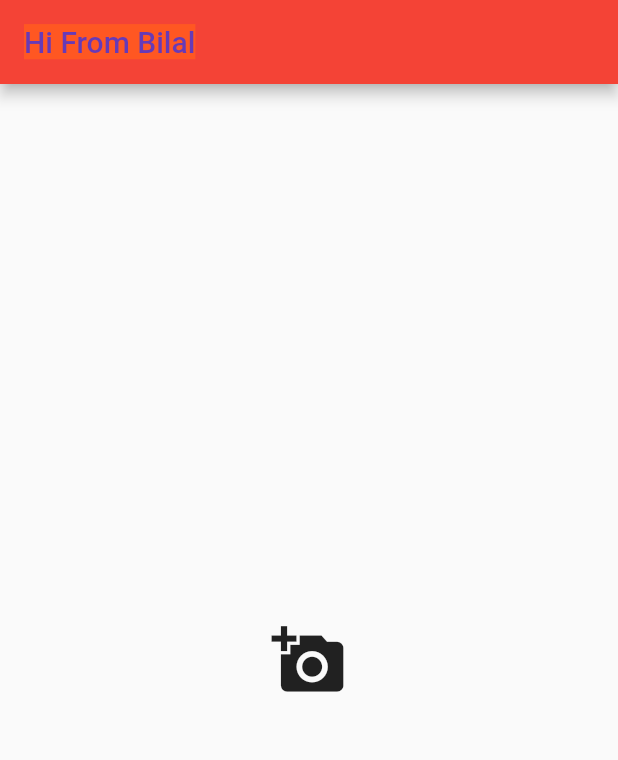
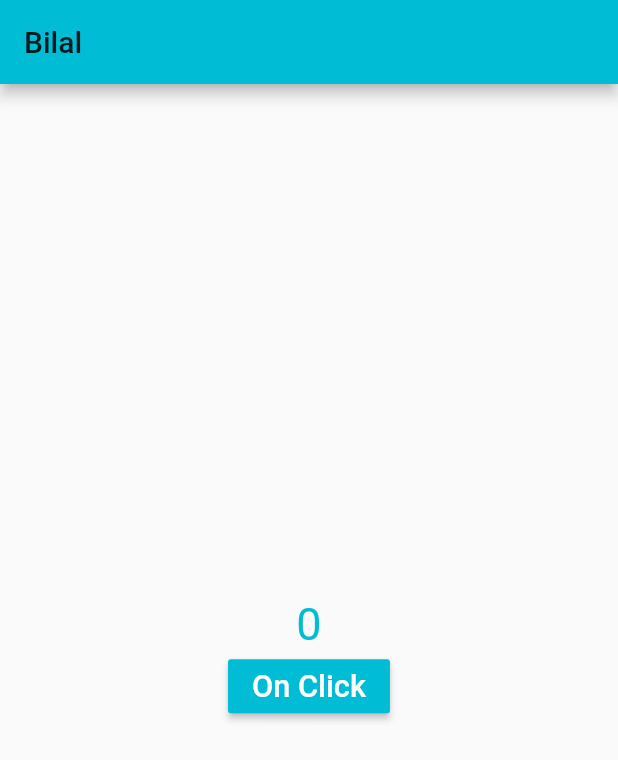
Before and after one commit to Bilal112/Flutter-Learn, a Flutter app: the screen it shows after launch, on a phone screen of 412 x 824 dp. Shown: the top 760 px of the screen. Run offline on Flutter 3.47's test engine with Material 2 defaults, Android fonts, the phone set to English and light mode, and no system bars.

```diff
--- a/lib/main.dart
+++ b/lib/main.dart
@@ -9,31 +9,69 @@ import 'package:flutter/material.dart';
 
 void main() => runApp(MyApp());
 
-class MyApp extends StatelessWidget {
+class MyApp extends StatefulWidget {
+  @override
+  _MyAppState createState() => _MyAppState();
+}
+
+class _MyAppState extends State<MyApp> {
   @override
   Widget build(BuildContext context) {
     return MaterialApp(
-        title: 'Hello World',
-        theme: ThemeData(
-          primarySwatch: Colors.red,
-        ),
-        home: Scaffold(
-          appBar: AppBar(
-              title: Text(
-            "Hi From Bilal ",
-            style: TextStyle(
-                backgroundColor: Colors.deepOrange, color: Colors.deepPurple),
-          )),
-          body: Center(
-            child:IconButton(onPressed: (){},
-            icon: Icon(
-              Icons.add_a_photo
-            ),
-            iconSize: 50.0,
-            splashColor: Colors.green,
-            tooltip: "Add a Photo"
-            ,)
-          ),
-        ));
+      theme:  ThemeData(
+        primaryColor: Colors.cyan
+      ),
+      title: "My App",
+      home: Myhome(),
+
+    );
   }
 }
+class Myhome extends StatefulWidget {
+
+
+
+  @override
+  _MyhomeState createState() => _MyhomeState();
+}
+
+class _MyhomeState extends State<Myhome> {
+   int count = 0;
+
+
+void updateCount (){
+  setState(() {
+    count += 1;
+  });
+
+
+}
+  @override
+  Widget build(BuildContext context) {
+    return Scaffold(
+      appBar: AppBar(
+        title: Text("Bilal")
+      ),
+      body: Center(
+
+        child : Column(
+          mainAxisAlignment: MainAxisAlignment.center,
+          crossAxisAlignment: CrossAxisAlignment.center,
+          children: <Widget>[
+            Text("$count",
+            style: TextStyle(fontSize: 30.0,color: Colors.cyan),
+            ),
+            RaisedButton(onPressed: updateCount,
+            color: Colors.cyan,
+
+            splashColor: Colors.cyan,
+
+            child: Text("On Click",style:TextStyle(fontSize: 20.5,color: Colors.white,
+       )))
+          ],
+        )
+      ),
+
+    );
+  }
+}
```
